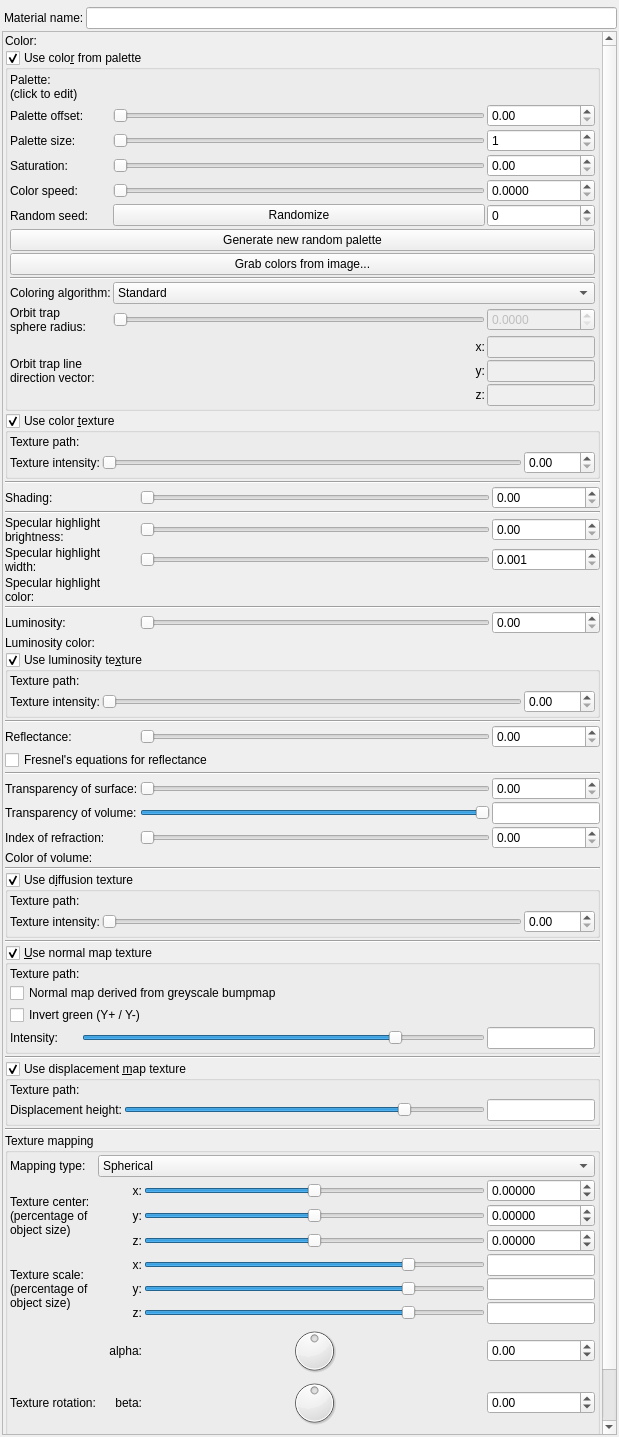
First picture: the form in mandelbulber2/qt/material_editor.ui, repository buddhi1980/mandelbulber2, before the edit.
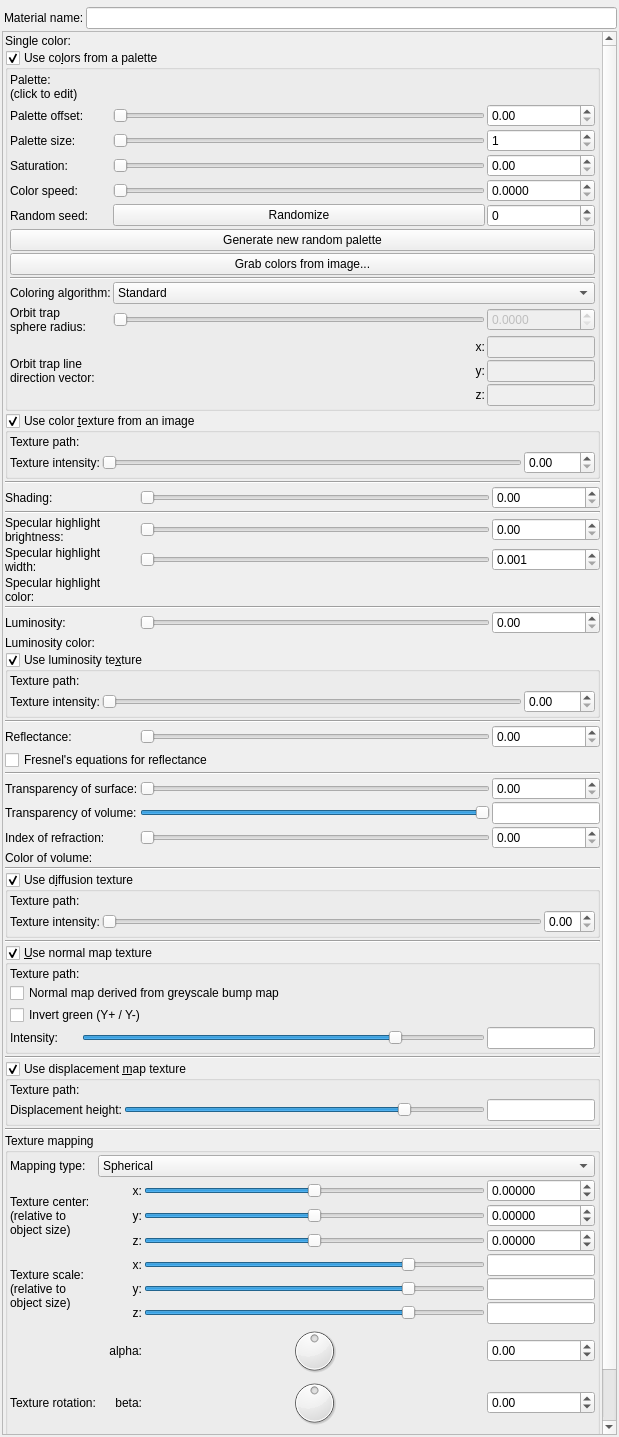
Second picture: the form after the edit. Icons and pictures are not drawn. Custom widgets are drawn as their Qt base class.

Commit message: Added rest of tooltips for material editor

Diff of the .ui file:
```diff
--- a/mandelbulber2/qt/material_editor.ui
+++ b/mandelbulber2/qt/material_editor.ui
@@ -81,7 +81,7 @@
       <property name="geometry">
        <rect>
         <x>0</x>
-        <y>0</y>
+        <y>-66</y>
         <width>599</width>
         <height>1467</height>
        </rect>
@@ -310,7 +310,7 @@
                  </sizepolicy>
                 </property>
                 <property name="maximum">
-                 <number>200</number>
+                 <number>100</number>
                 </property>
                 <property name="singleStep">
                  <number>1</number>
@@ -362,7 +362,7 @@
                  <number>2</number>
                 </property>
                 <property name="maximum">
-                 <double>1000.000000000000000</double>
+                 <double>1.000000000000000</double>
                 </property>
                 <property name="singleStep">
                  <double>0.100000000000000</double>
@@ -513,7 +513,7 @@
             <string>&lt;html&gt;&lt;head/&gt;&lt;body&gt;&lt;p&gt;Enables coloring of fractal surface using mathematical algorithms and color palette. &lt;/p&gt;&lt;p&gt;This option works only for fractal objects. For primitive objects it will be ignored.&lt;/p&gt;&lt;table border=&quot;0&quot; style=&quot; margin-top:0px; margin-bottom:0px; margin-left:0px; margin-right:0px;&quot; cellspacing=&quot;2&quot; cellpadding=&quot;0&quot;&gt;&lt;tr&gt;&lt;td&gt;&lt;p&gt;palette off&lt;/p&gt;&lt;/td&gt;&lt;td&gt;&lt;p&gt;palette on&lt;/p&gt;&lt;/td&gt;&lt;/tr&gt;&lt;tr&gt;&lt;td&gt;&lt;p&gt;&lt;img src=&quot;:/tooltips/tooltips_images/image - resolution 1.jpg&quot;/&gt;&lt;/p&gt;&lt;/td&gt;&lt;td&gt;&lt;p&gt;&lt;img src=&quot;:/tooltips/tooltips_images/image - shader - colouring enabled.jpg&quot;/&gt;&lt;/p&gt;&lt;/td&gt;&lt;/tr&gt;&lt;/table&gt;&lt;/body&gt;&lt;/html&gt;</string>
            </property>
            <property name="title">
-            <string>Use colo&amp;r from palette</string>
+            <string>Use co&amp;lors from a palette</string>
            </property>
            <property name="checkable">
             <bool>true</bool>
@@ -1237,7 +1237,7 @@
          <item row="1" column="0">
           <widget class="QLabel" name="label_56">
            <property name="text">
-            <string>Color:</string>
+            <string>Single color:</string>
            </property>
           </widget>
          </item>
@@ -1394,7 +1394,7 @@
             <string>&lt;html&gt;&lt;head/&gt;&lt;body&gt;&lt;p&gt;Use image file as color texture.&lt;/p&gt;&lt;p&gt;Color texture is mixed with 'Color' or 'Palette'&lt;/p&gt;&lt;p&gt;example:&lt;/p&gt;&lt;p&gt;&lt;img src=&quot;:/tooltips/tooltips_images/material - color texture.jpg&quot;/&gt;&lt;/p&gt;&lt;/body&gt;&lt;/html&gt;</string>
            </property>
            <property name="title">
-            <string>Use color &amp;texture</string>
+            <string>Use color &amp;texture from an image</string>
            </property>
            <property name="checkable">
             <bool>true</bool>
@@ -1603,7 +1603,7 @@
               <item row="1" column="0" colspan="3">
                <widget class="MyCheckBox" name="checkBox_normal_map_texture_from_bumpmap">
                 <property name="text">
-                 <string>Normal map derived from greyscale bumpmap</string>
+                 <string>Normal map derived from greyscale bump map</string>
                 </property>
                </widget>
               </item>
@@ -1904,7 +1904,7 @@
              <widget class="QLabel" name="label_385">
               <property name="text">
                <string>Texture center:
-(percentage of
+(relative to
 object size)</string>
               </property>
              </widget>
@@ -2067,7 +2067,7 @@
              <widget class="QLabel" name="label_388">
               <property name="text">
                <string>Texture scale:
-(percentage of
+(relative to
 object size)</string>
               </property>
              </widget>
```
Left out of the diff: 78 changed lines with no effect on the pictures. The commit also changes 4 other files.
